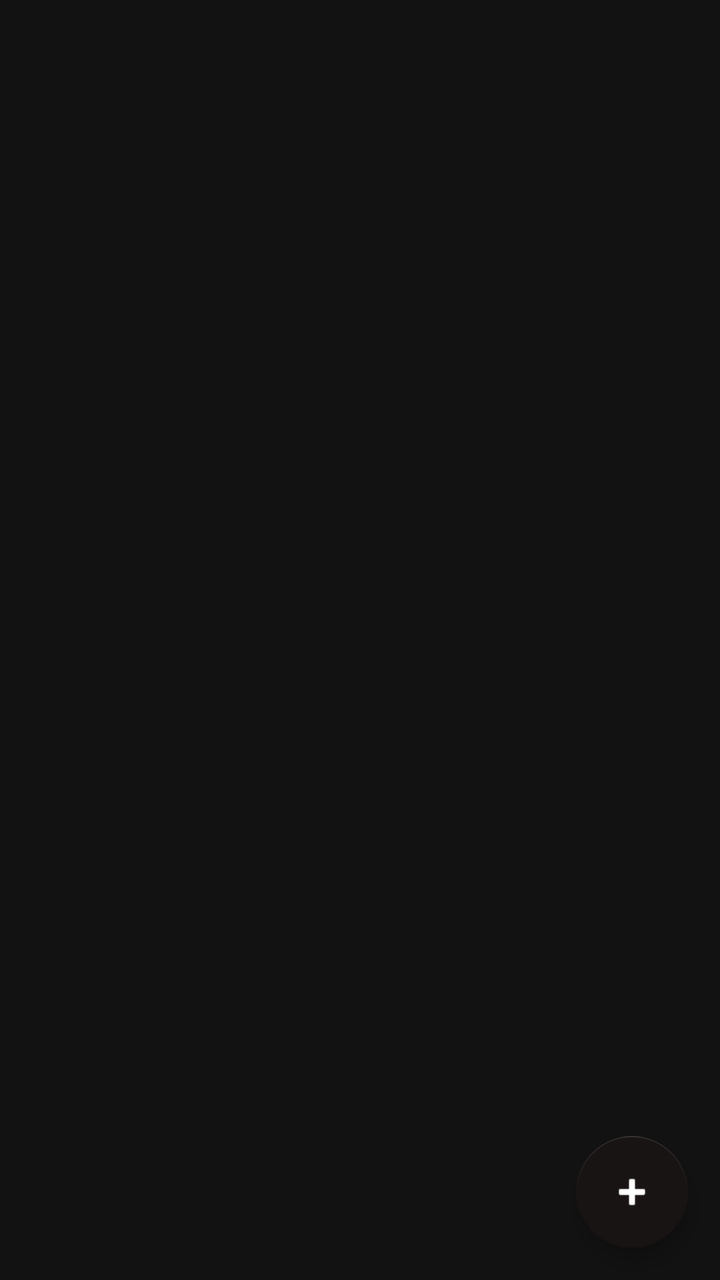
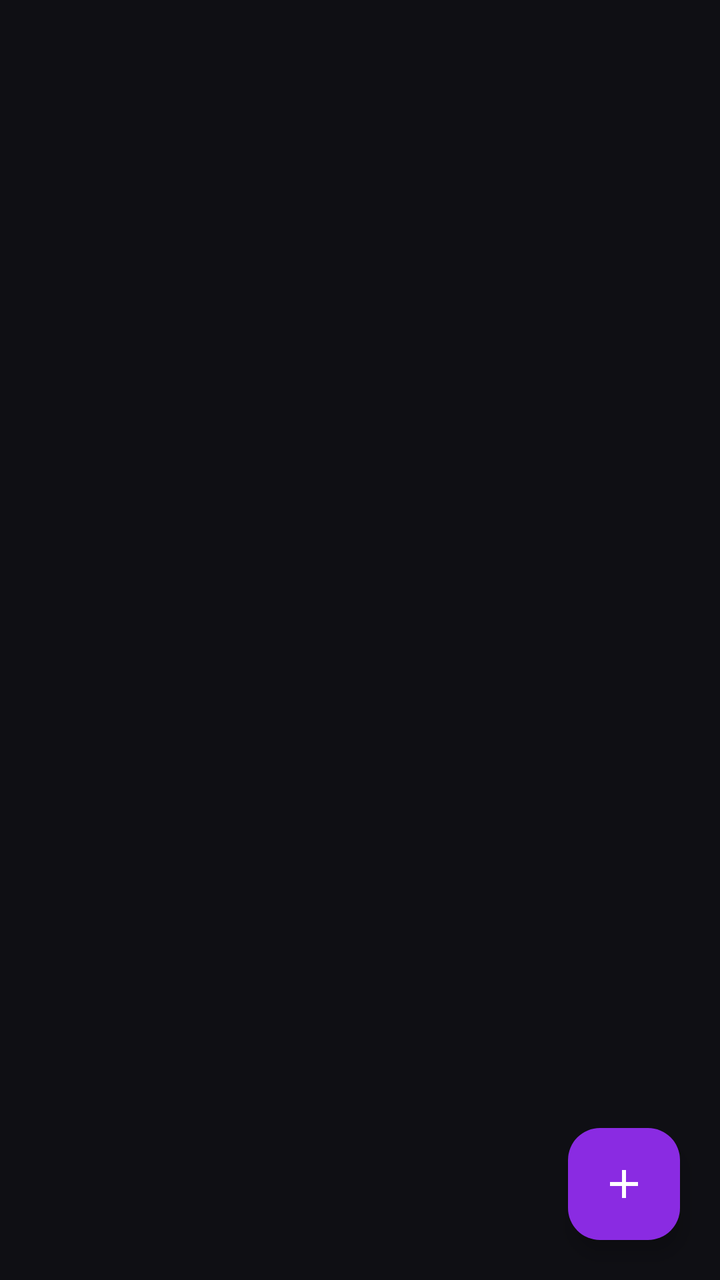

Two renders of the same Android screen: before a commit and after it. Below are the layout's source before the change and the commit's diff.
<!-- AndroidManifest.xml: application theme Theme.MusicDownloader -->
<!-- res/layout/fragment_playlists.xml -->
<?xml version="1.0" encoding="utf-8"?>
<FrameLayout xmlns:android="http://schemas.android.com/apk/res/android"
    android:layout_width="match_parent"
    android:layout_height="match_parent">

    <androidx.recyclerview.widget.RecyclerView
        android:id="@+id/rv_playlists"
        android:layout_width="match_parent"
        android:layout_height="match_parent"
        android:clipToPadding="false"
        android:padding="8dp" />

    <TextView
        android:id="@+id/tv_empty"
        android:layout_width="wrap_content"
        android:layout_height="wrap_content"
        android:layout_gravity="center"
        android:text="No hay playlists. Toca + para crear una."
        android:textSize="16sp"
        android:visibility="gone" />

    <com.google.android.material.floatingactionbutton.FloatingActionButton
        android:id="@+id/fab_add_playlist"
        android:layout_width="wrap_content"
        android:layout_height="wrap_content"
        android:layout_gravity="bottom|end"
        android:layout_margin="16dp"
        android:src="@android:drawable/ic_input_add" />

</FrameLayout>
<!-- resources referenced by this layout -->
<resources>
  <style name="Theme.MusicDownloader" parent="Theme.MaterialComponents.DayNight.NoActionBar">
          <item name="colorPrimary">@color/primary</item>
          <item name="colorPrimaryVariant">@color/primary_variant</item>
          <item name="colorOnPrimary">@color/on_primary</item>
          <item name="colorSecondary">@color/secondary</item>
          <item name="colorOnSecondary">@color/on_secondary</item>
          <item name="colorOnBackground">@color/on_background</item>
          <item name="colorSurface">@color/surface</item>
          <item name="colorOnSurface">@color/on_surface</item>
          <item name="android:colorBackground">@color/background</item>
          <item name="android:statusBarColor">@color/background</item>
          <item name="android:navigationBarColor">@color/background</item>
      </style>
  <color name="primary">#1DB954</color>
  <color name="primary_variant">#169C46</color>
  <color name="on_primary">#FFFFFF</color>
  <color name="secondary">#191414</color>
  <color name="on_secondary">#FFFFFF</color>
  <color name="on_background">#FFFFFF</color>
  <color name="surface">#1E1E1E</color>
  <color name="on_surface">#FFFFFF</color>
  <color name="background">#121212</color>
</resources>

<!-- the commit's change to res/layout/fragment_playlists.xml (unified diff, before → after) -->
@@ -1,21 +1,28 @@
 <?xml version="1.0" encoding="utf-8"?>
 <FrameLayout xmlns:android="http://schemas.android.com/apk/res/android"
+    xmlns:app="http://schemas.android.com/apk/res-auto"
     android:layout_width="match_parent"
-    android:layout_height="match_parent">
+    android:layout_height="match_parent"
+    android:background="@color/background">
 
     <androidx.recyclerview.widget.RecyclerView
         android:id="@+id/rv_playlists"
         android:layout_width="match_parent"
         android:layout_height="match_parent"
         android:clipToPadding="false"
-        android:padding="8dp" />
+        android:paddingStart="16dp"
+        android:paddingEnd="16dp"
+        android:paddingBottom="88dp"
+        android:scrollbars="none" />
 
     <TextView
         android:id="@+id/tv_empty"
         android:layout_width="wrap_content"
         android:layout_height="wrap_content"
         android:layout_gravity="center"
+        android:gravity="center"
         android:text="No hay playlists. Toca + para crear una."
+        android:textColor="@color/text_secondary"
         android:textSize="16sp"
         android:visibility="gone" />
 
@@ -24,7 +31,10 @@
         android:layout_width="wrap_content"
         android:layout_height="wrap_content"
         android:layout_gravity="bottom|end"
-        android:layout_margin="16dp"
-        android:src="@android:drawable/ic_input_add" />
+        android:layout_margin="20dp"
+        android:contentDescription="@string/add_playlist"
+        android:src="@drawable/ic_add"
+        app:backgroundTint="@color/primary"
+        app:tint="@color/on_primary" />
 
 </FrameLayout>
<!-- resource entries referenced after the edit -->
@@ -1,26 +1,59 @@
 <!-- resources referenced by this layout -->
 <resources>
-  <style name="Theme.MusicDownloader" parent="Theme.MaterialComponents.DayNight.NoActionBar">
+  <style name="Theme.MusicDownloader" parent="Theme.Material3.DayNight.NoActionBar">
           <item name="colorPrimary">@color/primary</item>
-          <item name="colorPrimaryVariant">@color/primary_variant</item>
           <item name="colorOnPrimary">@color/on_primary</item>
+          <item name="colorPrimaryContainer">@color/primary_container</item>
+          <item name="colorOnPrimaryContainer">@color/on_primary_container</item>
           <item name="colorSecondary">@color/secondary</item>
           <item name="colorOnSecondary">@color/on_secondary</item>
-          <item name="colorOnBackground">@color/on_background</item>
+          <item name="colorSecondaryContainer">@color/secondary_container</item>
+          <item name="colorOnSecondaryContainer">@color/on_secondary_container</item>
           <item name="colorSurface">@color/surface</item>
           <item name="colorOnSurface">@color/on_surface</item>
+          <item name="colorSurfaceVariant">@color/surface_variant</item>
+          <item name="colorOnSurfaceVariant">@color/on_surface_variant</item>
+          <item name="colorSurfaceContainerLow">@color/surface_low</item>
+          <item name="colorSurfaceContainer">@color/surface</item>
+          <item name="colorSurfaceContainerHigh">@color/surface_high</item>
+          <item name="colorOutline">@color/outline</item>
           <item name="android:colorBackground">@color/background</item>
           <item name="android:statusBarColor">@color/background</item>
           <item name="android:navigationBarColor">@color/background</item>
+          <item name="android:windowLightStatusBar">false</item>
+          <item name="android:windowLightNavigationBar">false</item>
+          <item name="android:windowBackground">@color/background</item>
+          <item name="materialCardViewStyle">@style/Widget.Material3.CardView.Elevated</item>
+          <item name="bottomNavigationStyle">@style/Widget.Material3.BottomNavigationView</item>
+          <item name="tabStyle">@style/Widget.Material3.TabLayout</item>
       </style>
-  <color name="primary">#1DB954</color>
-  <color name="primary_variant">#169C46</color>
+  <color name="primary_container">#4B1D8F</color>
+  <color name="on_primary_container">#F3E8FF</color>
+  <color name="primary">#8A2BE2</color>
+  <color name="text_secondary">#9E9EAE</color>
+  <!-- drawable ic_add (drawable) -->
+  <vector xmlns:android="http://schemas.android.com/apk/res/android"
+      android:width="24dp"
+      android:height="24dp"
+      android:viewportWidth="24"
+      android:viewportHeight="24">
+      <path
+          android:fillColor="#FFFFFF"
+          android:pathData="M19,13h-6v6h-2v-6H5v-2h6V5h2v6h6v2z" />
+  </vector>
+  <string name="add_playlist">Agregar a playlist</string>
   <color name="on_primary">#FFFFFF</color>
-  <color name="secondary">#191414</color>
+  <color name="secondary">#FF6B6B</color>
   <color name="on_secondary">#FFFFFF</color>
-  <color name="on_background">#FFFFFF</color>
-  <color name="surface">#1E1E1E</color>
-  <color name="on_surface">#FFFFFF</color>
-  <color name="background">#121212</color>
+  <color name="secondary_container">#5C1E1E</color>
+  <color name="on_secondary_container">#FFDADA</color>
+  <color name="surface">#16161C</color>
+  <color name="on_surface">#EDEDF2</color>
+  <color name="surface_variant">#2A2A34</color>
+  <color name="on_surface_variant">#A0A0B0</color>
+  <color name="surface_low">#1E1E26</color>
+  <color name="surface_high">#262630</color>
+  <color name="outline">#3A3A46</color>
+  <color name="background">#0F0F14</color>
 </resources>
 
